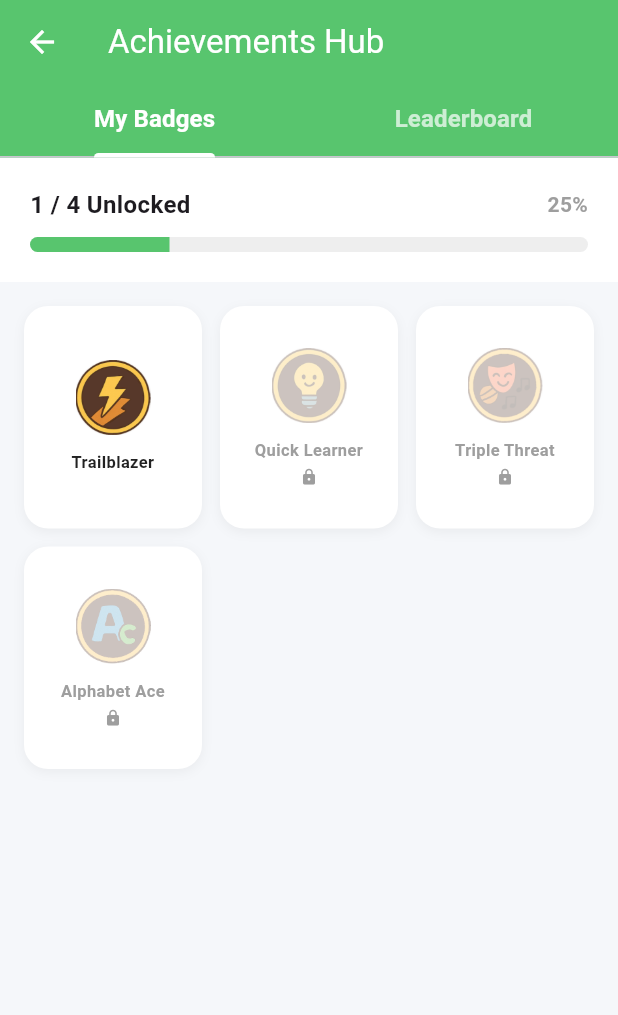
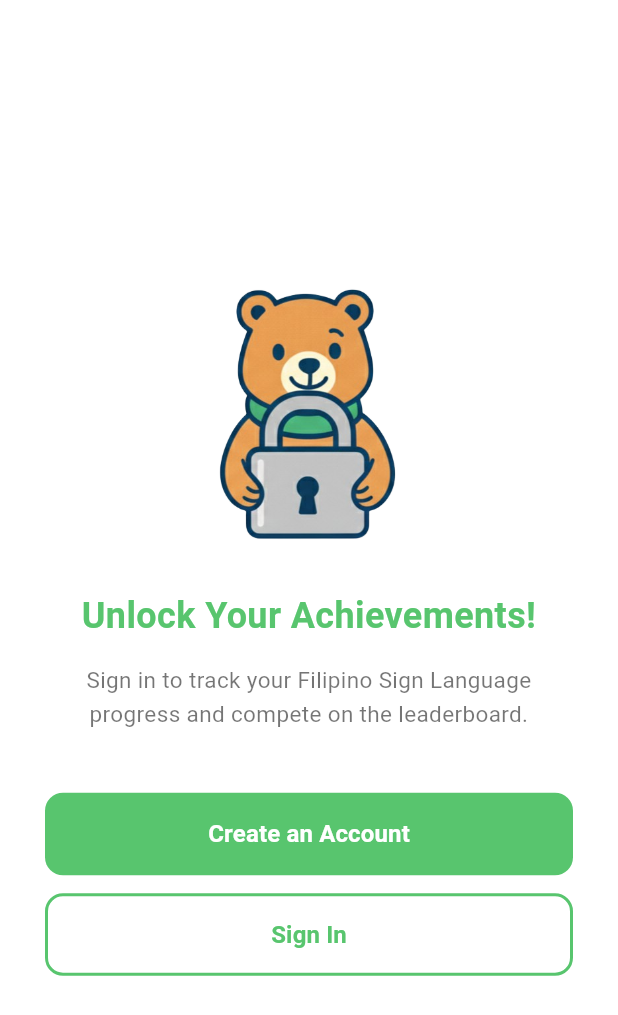
Before and after one commit to DonCharls/HearingHands, a Flutter app: the Profile screen opened directly, after a tap on "Achievements", on a phone screen of 412 x 824 dp. Shown: the top 1015 px of the screen. Run offline on Flutter 3.47's test engine with Material 3 defaults, Android fonts, the phone set to English and light mode, and no system bars; our stand-ins replace cloud_firestore, confetti, firebase_auth, firebase_core, shared_preferences, smooth_page_indicator and 1 more; accounts and stored records are empty.

Commit message:
Updated awards and added new model

```diff
--- /dev/null
+++ b/lib/models/badge_data.dart
@@ -0,0 +1,116 @@
+final List<Map<String, dynamic>> allBadges = [
+  // ==========================================
+  // 1. ENGAGEMENT & STREAKS (The easiest hooks)
+  // ==========================================
+  {
+    "title": "Trailblazer",
+    "desc": "Log in for the first time.",
+    "image": "assets/images/awards/trailblazer.png",
+    "check": (Map<String, dynamic> data) => true, // Always true if logged in
+  },
+  {
+    "title": "Two Day Champ",
+    "desc": "Maintain a 2-day learning streak.",
+    "image": "assets/images/awards/twodaychamp.png",
+    "check": (Map<String, dynamic> data) => (data['streak'] ?? 0) >= 2,
+  },
+  {
+    "title": "Five Day Champ",
+    "desc": "Maintain a 5-day learning streak.",
+    "image": "assets/images/awards/fivedaychamp.png",
+    "check": (Map<String, dynamic> data) => (data['streak'] ?? 0) >= 5,
+  },
+  {
+    "title": "Lucky Seven",
+    "desc": "Reach a 7-day streak!",
+    "image": "assets/images/awards/luckyseven.png",
+    "check": (Map<String, dynamic> data) => (data['streak'] ?? 0) >= 7,
+  },
+  {
+    "title": "Two Week Streaker",
+    "desc": "Consistency is key! 14 days in a row.",
+    "image": "assets/images/awards/twoweekstreaker.png",
+    "check": (Map<String, dynamic> data) => (data['streak'] ?? 0) >= 14,
+  },
+
+  // ==========================================
+  // 2. LESSON PROGRESS (Alphabet)
+  // ==========================================
+  {
+    "title": "Quick Learner",
+    "desc": "Complete your very first lesson (ABC).",
+    "image": "assets/images/awards/quicklearner.png",
+    "check": (Map<String, dynamic> data) => data['lesson_abc_done'] == true,
+  },
+  {
+    "title": "Triple Threat",
+    "desc": "Finish 3 lessons (ABC, DEF, GHI).",
+    "image": "assets/images/awards/triplethreat.png",
+    "check": (Map<String, dynamic> data) =>
+        data['lesson_abc_done'] == true &&
+        data['lesson_def_done'] == true &&
+        data['lesson_ghi_done'] == true,
+  },
+  {
+    "title": "Alphabet Ace",
+    "desc": "Complete the entire Alphabet (A-Z).",
+    "image": "assets/images/awards/alphabetace.png",
+    "check": (Map<String, dynamic> data) => data['lesson_yz_done'] == true,
+  },
+
+  // ==========================================
+  // 3. ADVANCED TOPICS (Coming Soon / Locked)
+  // ==========================================
+  {
+    "title": "Number Ninja",
+    "desc": "Complete the Numbers 1-10 lesson.",
+    "image": "assets/images/awards/numberninja.png",
+    "check": (Map<String, dynamic> data) =>
+        false, // TODO: Connect when numbers lesson exists
+  },
+  {
+    "title": "Greetings Guru",
+    "desc": "Master basic greetings and phrases.",
+    "image": "assets/images/awards/greetingsguru.png",
+    "check": (Map<String, dynamic> data) =>
+        false, // TODO: Connect when greetings lesson exists
+  },
+  {
+    "title": "Feelings Friend",
+    "desc": "Learn how to express emotions in signs.",
+    "image": "assets/images/awards/feelingsfriend.png",
+    "check": (Map<String, dynamic> data) =>
+        false, // TODO: Connect when feelings lesson exists
+  },
+
+  // ==========================================
+  // 4. MASTERY & EXPLORATION
+  // ==========================================
+  {
+    "title": "Lesson Master",
+    "desc": "Learn over 50 unique signs.",
+    "image": "assets/images/awards/lessonmaster.png",
+    "check": (Map<String, dynamic> data) => (data['signsLearned'] ?? 0) >= 50,
+  },
+  {
+    "title": "Dictionary Explorer",
+    "desc": "Visit the Dictionary tab.",
+    "image": "assets/images/awards/dictionaryexplorer.png",
+    "check": (Map<String, dynamic> data) =>
+        false, // TODO: Add flag when user visits dictionary
+  },
+  {
+    "title": "Quiz Rookie",
+    "desc": "Take your first Sign Language Quiz.",
+    "image": "assets/images/awards/quizrookie.png",
+    "check": (Map<String, dynamic> data) =>
+        false, // TODO: Connect to Quiz logic
+  },
+  {
+    "title": "Quiz Whiz",
+    "desc": "Get a perfect score (10/10) on a quiz.",
+    "image": "assets/images/awards/quizwhiz.png",
+    "check": (Map<String, dynamic> data) =>
+        false, // TODO: Connect to Quiz logic
+  },
+];
--- a/lib/screens/tabs/awards.dart
+++ b/lib/screens/tabs/awards.dart
@@ -1,6 +1,11 @@
 import 'package:flutter/material.dart';
 import 'package:cloud_firestore/cloud_firestore.dart';
 import 'package:firebase_auth/firebase_auth.dart';
+import '../create_account.dart';
+import '../sign_in.dart';
+
+// IMPORT THE NEW DATA FILE
+import '../../models/badge_data.dart';
 
 class Awards extends StatefulWidget {
   const Awards({super.key});
@@ -12,37 +17,6 @@ class Awards extends StatefulWidget {
 class _AwardsState extends State<Awards> with SingleTickerProviderStateMixin {
   late TabController _tabController;
   final String currentUserId = FirebaseAuth.instance.currentUser?.uid ?? "";
-
-  // 1. Badge Logic - Checks your Firestore data to unlock badges
-  final List<Map<String, dynamic>> badgeRules = [
-    {
-      "title": "Trailblazer",
-      "desc": "Log in for the first time.",
-      "image": "assets/images/awards/trailblazer.png",
-      "check": (data) => true, // Always true if they are logged in
-    },
-    {
-      "title": "Quick Learner",
-      "desc": "Complete your first lesson.",
-      "image": "assets/images/awards/quicklearner.png",
-      "check": (data) => data['lesson_abc_done'] == true,
-    },
-    {
-      "title": "Triple Threat",
-      "desc": "Finish 3 lessons (ABC, DEF, GHI).",
-      "image": "assets/images/awards/triplethreat.png",
-      "check": (data) =>
-          data['lesson_abc_done'] == true &&
-          data['lesson_def_done'] == true &&
-          data['lesson_ghi_done'] == true,
-    },
-    {
-      "title": "Alphabet Ace",
-      "desc": "Complete the entire Alphabet.",
-      "image": "assets/images/awards/alphabetace.png",
-      "check": (data) => data['lesson_yz_done'] == true,
-    },
-  ];
 
   @override
   void initState() {
@@ -58,10 +32,18 @@ class _AwardsState extends State<Awards> with SingleTickerProviderStateMixin {
 
   @override
   Widget build(BuildContext context) {
+    // --- GUEST CHECK ---
+    if (currentUserId.isEmpty) {
+      return _buildGuestView();
+    }
+
     return Scaffold(
       backgroundColor: const Color(0xFFF5F7FA),
       appBar: AppBar(
-        title: const Text("Achievements Hub"),
+        title: const Text(
+          "Achievements Hub", // Updated Title per our discussion
+          style: TextStyle(fontWeight: FontWeight.bold),
+        ),
         backgroundColor: const Color(0xFF58C56E),
         foregroundColor: Colors.white,
         elevation: 0,
@@ -89,7 +71,94 @@ class _AwardsState extends State<Awards> with SingleTickerProviderStateMixin {
     );
   }
 
-  // --- TAB 1: BADGES ---
+  // --- UPDATED GUEST VIEW (Consistent with Profile) ---
+  Widget _buildGuestView() {
+    return Scaffold(
+      backgroundColor: Colors.white,
+      body: Center(
+        child: Padding(
+          padding: const EdgeInsets.all(30),
+          child: Column(
+            mainAxisAlignment: MainAxisAlignment.center,
+            children: [
+              const SizedBox(height: 10),
+              Image.asset('assets/images/locked.png', height: 180, width: 180),
+              const SizedBox(height: 30),
+              const Text(
+                "Unlock Your Achievements!",
+                textAlign: TextAlign.center,
+                style: TextStyle(
+                    fontSize: 24,
+                    fontWeight: FontWeight.bold,
+                    color: Color(0xFF58C56E)),
+              ),
+              const SizedBox(height: 15),
+              const Text(
+                "Sign in to track your Filipino Sign Language progress and compete on the leaderboard.",
+                textAlign: TextAlign.center,
+                style:
+                    TextStyle(fontSize: 15, color: Colors.black54, height: 1.5),
+              ),
+              const SizedBox(height: 40),
+
+              // PRIMARY BUTTON: Create Account
+              SizedBox(
+                width: double.infinity,
+                child: ElevatedButton(
+                  onPressed: () {
+                    Navigator.push(
+                        context,
+                        MaterialPageRoute(
+                            builder: (context) => const CreateAccountScreen()));
+                  },
+                  style: ElevatedButton.styleFrom(
+                    backgroundColor: const Color(0xFF58C56E),
+                    padding: const EdgeInsets.symmetric(vertical: 16),
+                    shape: RoundedRectangleBorder(
+                        borderRadius: BorderRadius.circular(12)),
+                    elevation: 0,
+                  ),
+                  child: const Text("Create an Account",
+                      style: TextStyle(
+                          color: Colors.white,
+                          fontSize: 16,
+                          fontWeight: FontWeight.bold)),
+                ),
+              ),
+
+              const SizedBox(height: 12),
+
+              // SECONDARY BUTTON: Sign In
+              SizedBox(
+                width: double.infinity,
+                child: OutlinedButton(
+                  onPressed: () {
+                    Navigator.push(
+                        context,
+                        MaterialPageRoute(
+                            builder: (context) => const SignInScreen()));
+                  },
+                  style: OutlinedButton.styleFrom(
+                    side: const BorderSide(color: Color(0xFF58C56E), width: 2),
+                    padding: const EdgeInsets.symmetric(vertical: 16),
+                    shape: RoundedRectangleBorder(
+                        borderRadius: BorderRadius.circular(12)),
+                  ),
+                  child: const Text("Sign In",
+                      style: TextStyle(
+                          color: Color(0xFF58C56E),
+                          fontSize: 16,
+                          fontWeight: FontWeight.bold)),
+                ),
+              ),
+            ],
+          ),
+        ),
+      ),
+    );
+  }
+
+  // --- TAB 1: BADGES (Now using allBadges from data file) ---
   Widget _buildBadgesTab() {
     return StreamBuilder<DocumentSnapshot>(
       stream: FirebaseFirestore.instance
@@ -104,13 +173,13 @@ class _AwardsState extends State<Awards> with SingleTickerProviderStateMixin {
         Map<String, dynamic> userData =
             snapshot.data!.data() as Map<String, dynamic>? ?? {};
 
-        // Calculate progress
+        // Calculate progress using imported 'allBadges'
         int unlockedCount = 0;
-        for (var rule in badgeRules) {
+        for (var rule in allBadges) {
           if (rule['check'](userData)) unlockedCount++;
         }
         double progress =
-            badgeRules.isNotEmpty ? unlockedCount / badgeRules.length : 0;
+            allBadges.isNotEmpty ? unlockedCount / allBadges.length : 0;
 
         return Column(
           children: [
@@ -125,7 +194,7 @@ class _AwardsState extends State<Awards> with SingleTickerProviderStateMixin {
                     mainAxisAlignment: MainAxisAlignment.spaceBetween,
                     children: [
                       Text(
-                        "$unlockedCount / ${badgeRules.length} Unlocked",
+                        "$unlockedCount / ${allBadges.length} Unlocked",
                         style: const TextStyle(
                             fontWeight: FontWeight.bold, fontSize: 16),
                       ),
@@ -158,9 +227,9 @@ class _AwardsState extends State<Awards> with SingleTickerProviderStateMixin {
                   crossAxisSpacing: 12,
                   mainAxisSpacing: 12,
                 ),
-                itemCount: badgeRules.length,
+                itemCount: allBadges.length, // Uses updated list
                 itemBuilder: (context, index) {
-                  final badge = badgeRules[index];
+                  final badge = allBadges[index];
                   final bool isUnlocked = badge['check'](userData);
 
                   return GestureDetector(
@@ -171,7 +240,6 @@ class _AwardsState extends State<Awards> with SingleTickerProviderStateMixin {
                         borderRadius: BorderRadius.circular(16),
                         boxShadow: [
                           BoxShadow(
-                              // UPDATED: Modern syntax
                               color: Colors.black.withValues(alpha: 0.05),
                               blurRadius: 6,
                               offset: const Offset(0, 2))
@@ -187,7 +255,8 @@ class _AwardsState extends State<Awards> with SingleTickerProviderStateMixin {
                                 errorBuilder: (_, __, ___) => const Icon(
                                     Icons.emoji_events,
                                     size: 40,
-                                    color: Colors.orange)),
+                                    color: Colors
+                                        .grey)), // Handle missing images gracefully
                           ),
                           const SizedBox(height: 10),
                           Padding(
@@ -266,7 +335,6 @@ class _AwardsState extends State<Awards> with SingleTickerProviderStateMixin {
                     : null,
                 boxShadow: [
                   BoxShadow(
-                      // UPDATED: Modern syntax
                       color: Colors.grey.withValues(alpha: 0.08),
                       spreadRadius: 1,
                       blurRadius: 4)
@@ -278,7 +346,6 @@ class _AwardsState extends State<Awards> with SingleTickerProviderStateMixin {
                 leading: Row(
                   mainAxisSize: MainAxisSize.min,
                   children: [
-                    // Rank Icons
                     if (index == 0)
                       const Text("🥇", style: TextStyle(fontSize: 22))
                     else if (index == 1)
@@ -293,18 +360,14 @@ class _AwardsState extends State<Awards> with SingleTickerProviderStateMixin {
                               style: const TextStyle(
                                   fontWeight: FontWeight.bold,
                                   color: Colors.grey))),
-
                     const SizedBox(width: 12),
-
-                    // Avatar
                     CircleAvatar(
                       radius: 20,
                       backgroundColor: Colors.grey.shade200,
-                      // FIXED: Used 'userDoc' instead of undefined 'user'
                       backgroundImage: (userDoc['profileImage'] != null)
                           ? AssetImage(userDoc['profileImage'])
                           : const AssetImage(
-                              'assets/images/avatar/avatar_a.png'),
+                              'assets/images/avatar/avatar_1.png'),
                     ),
                   ],
                 ),
@@ -338,9 +401,10 @@ class _AwardsState extends State<Awards> with SingleTickerProviderStateMixin {
           children: [
             Image.asset(badge['image'],
                 height: 100,
-                // UPDATED: Modern syntax for color blending
                 color: isUnlocked ? null : Colors.black.withValues(alpha: 0.2),
-                colorBlendMode: isUnlocked ? null : BlendMode.srcATop),
+                colorBlendMode: isUnlocked ? null : BlendMode.srcATop,
+                errorBuilder: (_, __, ___) => const Icon(Icons.emoji_events,
+                    size: 80, color: Colors.grey)),
             const SizedBox(height: 20),
             Text(badge['title'],
                 style:
--- a/lib/screens/tabs/profile.dart
+++ b/lib/screens/tabs/profile.dart
@@ -6,7 +6,7 @@ import 'package:cloud_firestore/cloud_firestore.dart';
 import '../create_account.dart';
 import '../sign_in.dart';
 import '../../splash_screen.dart';
-import 'awards.dart'; // Import awards if you want the link to work
+import 'awards.dart';
 
 class Profile extends StatefulWidget {
   const Profile({super.key});
@@ -21,12 +21,11 @@ class _ProfileState extends State<Profile> {
   Map<String, dynamic>? userData;
   bool isLoading = false;
 
-  // UPDATED: Default picture now points to the first numbered avatar
+  // Default picture points to the first numbered avatar
   String profileImage = 'assets/images/avatar/avatar_1.png';
 
-  // UPDATED: Generate list of avatars (1 to 32)
+  // Generate list of avatars (1 to 32)
   final List<String> availableAvatars = List.generate(32, (index) {
-    // index starts at 0, so we add 1 to get avatar_1, avatar_2, etc.
     return 'assets/images/avatar/avatar_${index + 1}.png';
   });
 
@@ -179,7 +178,6 @@ class _ProfileState extends State<Profile> {
   @override
   Widget build(BuildContext context) {
     if (isLoading) {
-      // Adding the braces {} satisfies the 'curly_braces_in_flow_control_structures' rule
       return const Scaffold(
         body: Center(
           child: CircularProgressIndicator(color: Color(0xFF58C56E)),
@@ -205,7 +203,6 @@ class _ProfileState extends State<Profile> {
           padding: const EdgeInsets.all(20),
           child: Column(
             children: [
-              // CLEANER CODE: We just call the custom widgets here!
               ProfileHeader(
                 name: userData?['fullName'] ?? 'Learner',
                 imagePath: profileImage,
@@ -216,15 +213,10 @@ class _ProfileState extends State<Profile> {
                 onEdit: _showAvatarPicker,
               ),
               const SizedBox(height: 24),
-
               StatsGrid(streak: streakCount, signs: signsCount),
-
               const SizedBox(height: 24),
-
               const AchievementsTeaser(),
-
               const SizedBox(height: 30),
-
               // Settings Group
               Container(
                 decoration: BoxDecoration(
@@ -264,55 +256,107 @@ class _ProfileState extends State<Profile> {
     );
   }
 
+  // --- UPDATED GUEST VIEW (Matches Awards Design) ---
   Widget _buildGuestView() {
     return Scaffold(
       backgroundColor: Colors.white,
-      body: Padding(
+      body: Center(
+        child: Padding(
           padding: const EdgeInsets.all(30),
           child: Column(
             mainAxisAlignment: MainAxisAlignment.center,
             children: [
+              // 1. Image
               Image.asset(
                 'assets/images/locked.png',
-              width: 180, // Adjust size to fit your layout
+                width: 180,
                 height: 180,
                 fit: BoxFit.contain,
               ),
-            const SizedBox(height: 20),
-            const Text("Profile Locked",
-                style: TextStyle(fontSize: 24, fontWeight: FontWeight.bold)),
-            const SizedBox(height: 10),
-            const Text("Log in to track your streak and choose your avatar!",
+
+              const SizedBox(height: 30),
+
+              // 2. Title - Green & Bold
+              const Text(
+                "Profile Locked",
                 textAlign: TextAlign.center,
-                style: TextStyle(color: Colors.grey)),
-            const SizedBox(height: 30),
-            ElevatedButton(
+                style: TextStyle(
+                  fontSize: 24,
+                  fontWeight: FontWeight.bold,
+                  color: Color(0xFF58C56E), // Matches Brand Color
+                ),
+              ),
+
+              const SizedBox(height: 15),
+
+              // 3. Body text
+              const Text(
+                "Log in to track your streak, customize your avatar, and see your progress statistics.",
+                textAlign: TextAlign.center,
+                style:
+                    TextStyle(fontSize: 15, color: Colors.black54, height: 1.5),
+              ),
+
+              const SizedBox(height: 40),
+
+              // 4. Primary Button: Create Account (Green)
+              SizedBox(
+                width: double.infinity,
+                child: ElevatedButton(
+                  onPressed: () {
+                    Navigator.push(
+                        context,
+                        MaterialPageRoute(
+                            builder: (context) => const CreateAccountScreen()));
+                  },
                   style: ElevatedButton.styleFrom(
                     backgroundColor: const Color(0xFF58C56E),
-                minimumSize: const Size(double.infinity, 50),
+                    padding: const EdgeInsets.symmetric(vertical: 16),
+                    shape: RoundedRectangleBorder(
+                        borderRadius: BorderRadius.circular(12)),
+                    elevation: 0,
+                  ),
+                  child: const Text(
+                    "Create an Account",
+                    style: TextStyle(
+                      color: Colors.white,
+                      fontSize: 16,
+                      fontWeight: FontWeight.bold,
+                    ),
+                  ),
+                ),
+              ),
+
+              const SizedBox(height: 12),
+
+              // 5. Secondary Button: Sign In (Outlined)
+              SizedBox(
+                width: double.infinity,
+                child: OutlinedButton(
+                  onPressed: () {
+                    Navigator.push(
+                        context,
+                        MaterialPageRoute(
+                            builder: (context) => const SignInScreen()));
+                  },
+                  style: OutlinedButton.styleFrom(
+                    side: const BorderSide(color: Color(0xFF58C56E), width: 2),
+                    padding: const EdgeInsets.symmetric(vertical: 16),
                     shape: RoundedRectangleBorder(
                         borderRadius: BorderRadius.circular(12)),
                   ),
-              onPressed: () => Navigator.push(context,
-                  MaterialPageRoute(builder: (_) => const SignInScreen())),
-              child: const Text("Log In",
-                  style: TextStyle(color: Colors.white, fontSize: 16)),
+                  child: const Text(
+                    "Sign In",
+                    style: TextStyle(
+                      color: Color(0xFF58C56E),
+                      fontSize: 16,
+                      fontWeight: FontWeight.bold,
                     ),
-            const SizedBox(height: 10),
-            OutlinedButton(
-              style: OutlinedButton.styleFrom(
-                minimumSize: const Size(double.infinity, 50),
-                shape: RoundedRectangleBorder(
-                    borderRadius: BorderRadius.circular(12)),
                   ),
-              onPressed: () => Navigator.push(
-                  context,
-                  MaterialPageRoute(
-                      builder: (_) => const CreateAccountScreen())),
-              child: const Text("Create Account",
-                  style: TextStyle(color: Color(0xFF58C56E))),
-            )
+                ),
+              ),
             ],
+          ),
         ),
       ),
     );
@@ -320,8 +364,7 @@ class _ProfileState extends State<Profile> {
 }
 
 // ==========================================================
-//   REFACTORED WIDGETS (Keep these at the bottom of file)
-//   This makes the main code above much smaller!
+//   REFACTORED WIDGETS
 // ==========================================================
 
 class ProfileHeader extends StatelessWidget {
```
Lines whose indentation alone changed are shown as unchanged.
